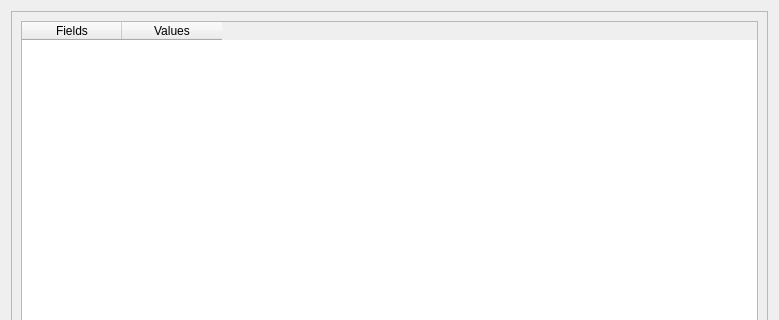
Before: the Qt Designer form admin_client/client_gui/app/DeleteDialog/widgets/common/forms/common_stacks.ui in deskos-xp/SaffronServer, drawn with Qt 5; both pictures show x 0 to 779 and y 0 to 320 of the 779 by 538 pixel window.
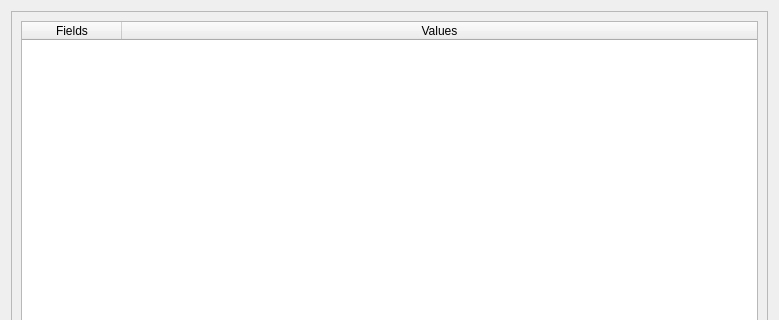
After: the same form once the commit is applied.

What changed in the file:
```diff
--- a/admin_client/client_gui/app/DeleteDialog/widgets/common/forms/common_stacks.ui
+++ b/admin_client/client_gui/app/DeleteDialog/widgets/common/forms/common_stacks.ui
@@ -48,6 +48,30 @@
        <layout class="QGridLayout" name="gridLayout_4">
         <item row="0" column="0">
          <widget class="QTableWidget" name="tableWidget">
+          <property name="sizeAdjustPolicy">
+           <enum>QAbstractScrollArea::AdjustToContents</enum>
+          </property>
+          <property name="editTriggers">
+           <set>QAbstractItemView::NoEditTriggers</set>
+          </property>
+          <property name="dragEnabled">
+           <bool>true</bool>
+          </property>
+          <property name="alternatingRowColors">
+           <bool>true</bool>
+          </property>
+          <property name="gridStyle">
+           <enum>Qt::SolidLine</enum>
+          </property>
+          <property name="sortingEnabled">
+           <bool>true</bool>
+          </property>
+          <attribute name="horizontalHeaderStretchLastSection">
+           <bool>true</bool>
+          </attribute>
+          <attribute name="verticalHeaderStretchLastSection">
+           <bool>false</bool>
+          </attribute>
           <column>
            <property name="text">
             <string>Fields</string>
```
